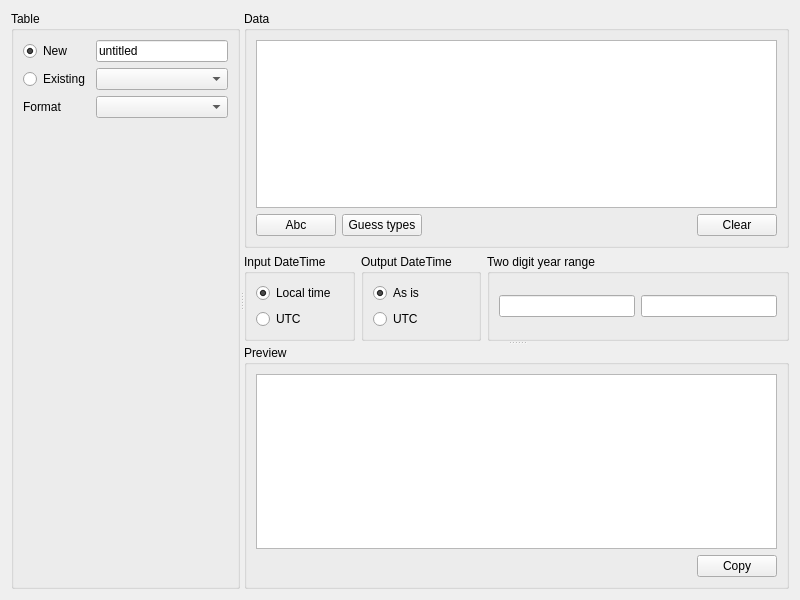
The window that src/widget/dataimportwidget.ui (mugiseyebrows/mugi-query) describes before a commit, drawn with Qt 5.
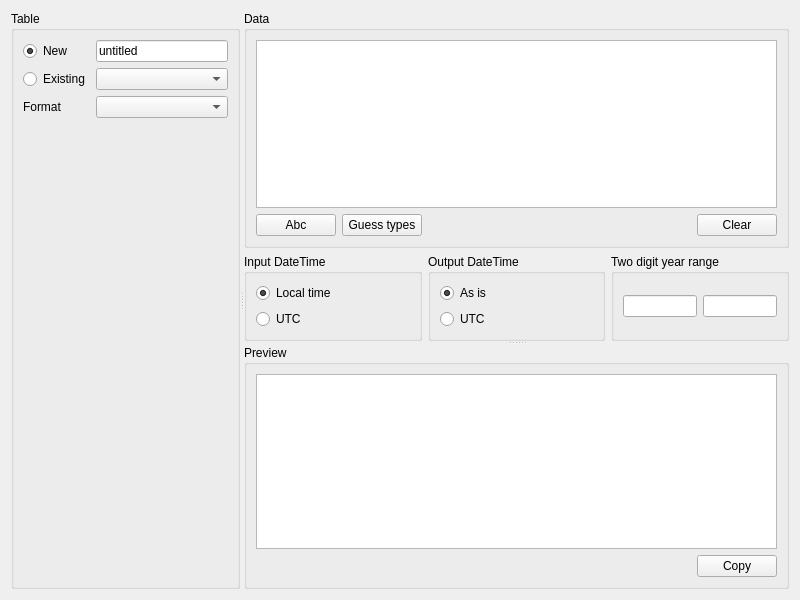
The same window after the commit. Custom widgets are drawn as their Qt base class.

Diff of the .ui file:
```diff
--- a/src/widget/dataimportwidget.ui
+++ b/src/widget/dataimportwidget.ui
@@ -143,7 +143,7 @@
          </widget>
         </item>
         <item>
-         <layout class="QHBoxLayout" name="horizontalLayout_4">
+         <layout class="QHBoxLayout" name="horizontalLayout_4" stretch="1,1,1">
           <item>
            <widget class="QGroupBox" name="groupBox_4">
             <property name="title">
```
